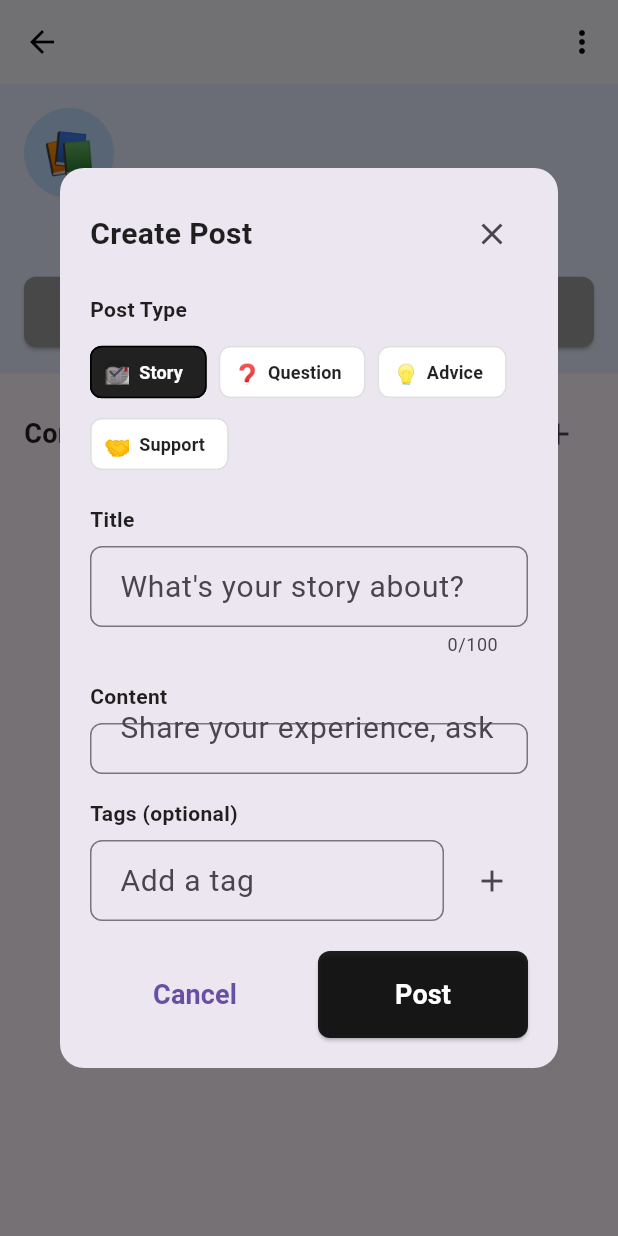
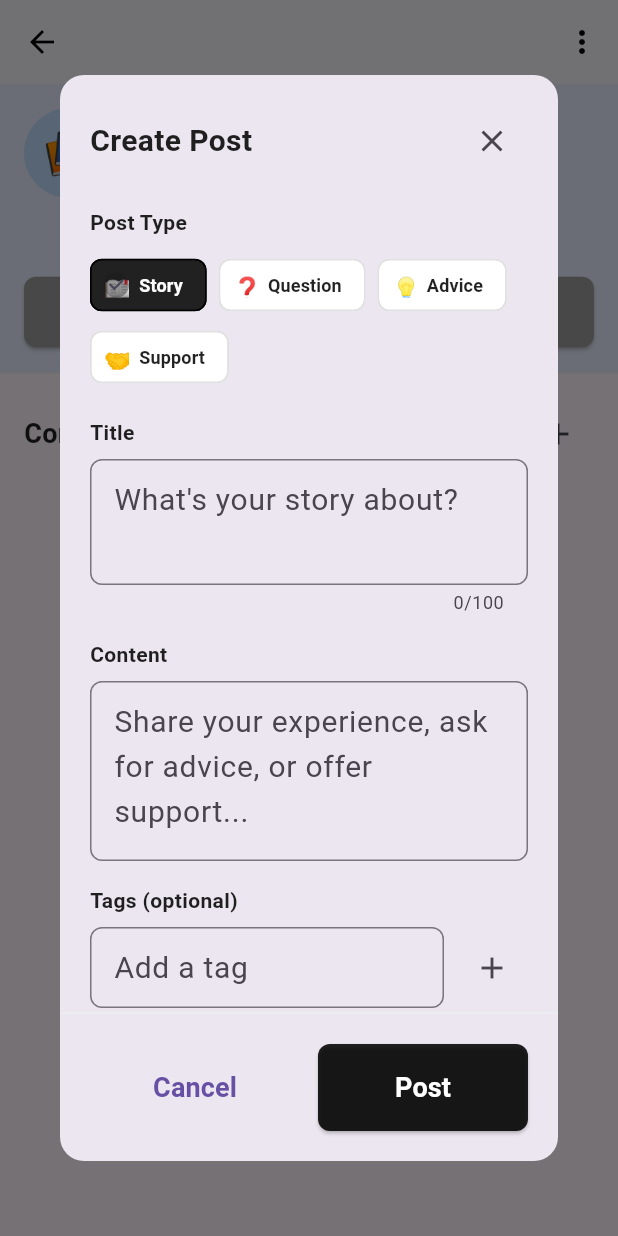
Before and after one commit to SilSo-communityFromFailToOvercome/silso_dev_toyproject, a Flutter app: the CommunityDetailPage screen opened directly with empty values, after a tap on "Join Community", after a tap on the "add" icon, on a phone screen of 412 x 824 dp. Run offline on Flutter 3.47's test engine with Material 3 defaults, Android fonts, the phone set to English and light mode, and no system bars; our stand-ins replace cloud_firestore, firebase_auth, firebase_core, flutter_riverpod, google_fonts, lottie and 1 more; accounts and stored records are empty.

Commit message:
modify/community detail card fix layout

```diff
--- a/lib/widgets/create_post_dialog.dart
+++ b/lib/widgets/create_post_dialog.dart
@@ -36,19 +36,26 @@ class _CreatePostDialogState extends ConsumerState<CreatePostDialog> {
   @override
   Widget build(BuildContext context) {
     final postState = ref.watch(postNotifierProvider);
+    final keyboardHeight = MediaQuery.of(context).viewInsets.bottom;
+    final screenHeight = MediaQuery.of(context).size.height;
+    final availableHeight = screenHeight - keyboardHeight - 100; // 100px padding
 
     return Dialog(
       shape: RoundedRectangleBorder(
         borderRadius: BorderRadius.circular(16),
       ),
       child: Container(
-        constraints: const BoxConstraints(maxHeight: 600),
-        padding: const EdgeInsets.all(20),
+        constraints: BoxConstraints(
+          maxHeight: availableHeight > 400 ? availableHeight : 400,
+          maxWidth: MediaQuery.of(context).size.width * 0.9,
+        ),
         child: Column(
           mainAxisSize: MainAxisSize.min,
-          crossAxisAlignment: CrossAxisAlignment.start,
           children: [
-            Row(
+            // Fixed header
+            Container(
+              padding: const EdgeInsets.fromLTRB(20, 20, 20, 0),
+              child: Row(
                 children: [
                   Text(
                     'Create Post',
@@ -65,7 +72,14 @@ class _CreatePostDialogState extends ConsumerState<CreatePostDialog> {
                   ),
                 ],
               ),
-            const SizedBox(height: 16),
+            ),
+            // Scrollable content
+            Expanded(
+              child: SingleChildScrollView(
+                padding: const EdgeInsets.all(20),
+                child: Column(
+                  crossAxisAlignment: CrossAxisAlignment.start,
+                  children: [
 
             // Post type selection
             Text(
@@ -124,8 +138,11 @@ class _CreatePostDialogState extends ConsumerState<CreatePostDialog> {
                 border: OutlineInputBorder(
                   borderRadius: BorderRadius.circular(8),
                 ),
+                contentPadding: const EdgeInsets.symmetric(horizontal: 12, vertical: 12),
               ),
               maxLength: 100,
+              maxLines: 2,
+              textInputAction: TextInputAction.next,
             ),
             const SizedBox(height: 16),
 
@@ -139,7 +156,8 @@ class _CreatePostDialogState extends ConsumerState<CreatePostDialog> {
               ),
             ),
             const SizedBox(height: 8),
-            Expanded(
+            SizedBox(
+              height: 120,
               child: TextField(
                 controller: _contentController,
                 decoration: InputDecoration(
@@ -148,10 +166,12 @@ class _CreatePostDialogState extends ConsumerState<CreatePostDialog> {
                     borderRadius: BorderRadius.circular(8),
                   ),
                   alignLabelWithHint: true,
+                  contentPadding: const EdgeInsets.symmetric(horizontal: 12, vertical: 12),
                 ),
                 maxLines: null,
                 expands: true,
                 textAlignVertical: TextAlignVertical.top,
+                textInputAction: TextInputAction.newline,
               ),
             ),
             const SizedBox(height: 16),
@@ -176,8 +196,10 @@ class _CreatePostDialogState extends ConsumerState<CreatePostDialog> {
                       border: OutlineInputBorder(
                         borderRadius: BorderRadius.circular(8),
                       ),
+                      contentPadding: const EdgeInsets.symmetric(horizontal: 12, vertical: 12),
                     ),
                     onSubmitted: _addTag,
+                    textInputAction: TextInputAction.done,
                   ),
                 ),
                 const SizedBox(width: 8),
@@ -206,9 +228,17 @@ class _CreatePostDialogState extends ConsumerState<CreatePostDialog> {
               ),
             ],
                     const SizedBox(height: 20),
-
-            // Action buttons
-            Row(
+                  ],
+                ),
+              ),
+            ),
+            // Fixed action buttons
+            Container(
+              padding: const EdgeInsets.all(20),
+              decoration: BoxDecoration(
+                border: Border(top: BorderSide(color: Colors.grey.shade200)),
+              ),
+              child: Row(
                 children: [
                   Expanded(
                     child: TextButton(
@@ -250,6 +280,7 @@ class _CreatePostDialogState extends ConsumerState<CreatePostDialog> {
                     ),
                   ),
                 ],
+              ),
             ),
           ],
         ),
```
Lines whose indentation alone changed are shown as unchanged.
